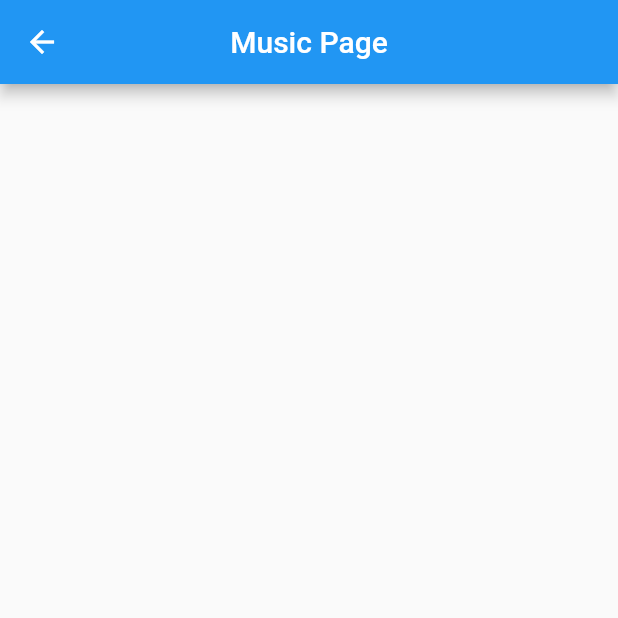
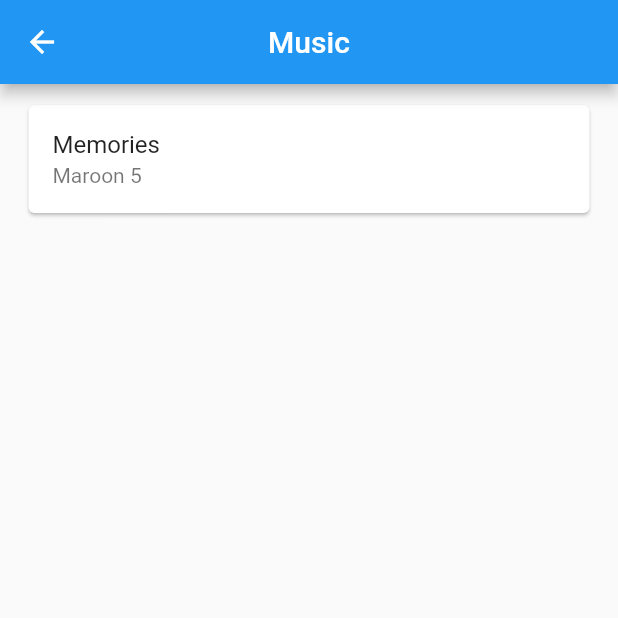
Before and after one commit to Three-Musketeers-IF-C-Sore/learningflutter_threemusketeers_ifcsore, a Flutter app: the MusicPage screen opened directly, on a phone screen of 412 x 824 dp, the top half of it. Run offline on Flutter 3.47's test engine with Material 2 defaults, Android fonts, the phone set to English and light mode, and no system bars; our stand-ins replace circular_profile_avatar, math_expressions; missing offline and left inert: indexed.

Commit message:
add title and subtitle

```diff
--- a/lib/pages/music.dart
+++ b/lib/pages/music.dart
@@ -14,8 +14,23 @@
   Widget build(BuildContext context) {
     return Scaffold(
       appBar: AppBar(
-        title: const Text("Music Page"),
+        title: const Text("Music"),
         centerTitle: true,
+      ),
+      body: SingleChildScrollView(
+        child: Padding(
+          padding: const EdgeInsets.symmetric(vertical: 10, horizontal: 15),
+          child: Column(
+            children: [
+              Card(
+                child: ListTile(
+                  title: Text('Memories'),
+                  subtitle: Text('Maroon 5'),
+                ),
+              )
+            ],
+          ),
+        ),
       ),
     );
   }
```
Also changed, not shown: lib/main.dart (+7 -0 lines).
